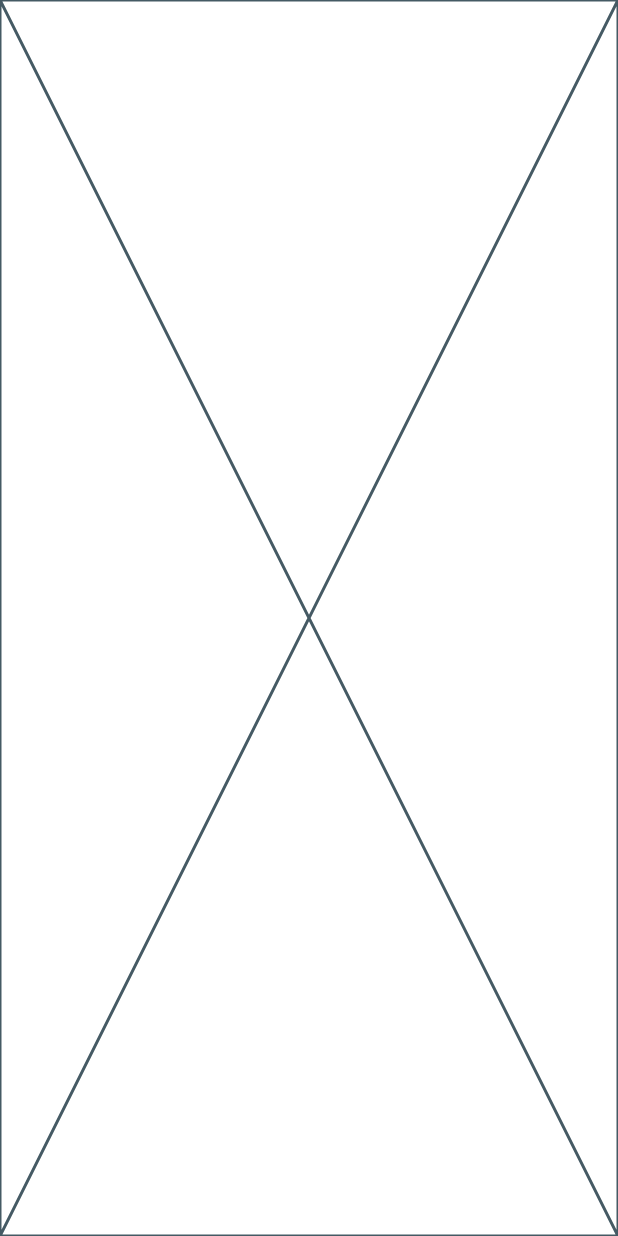
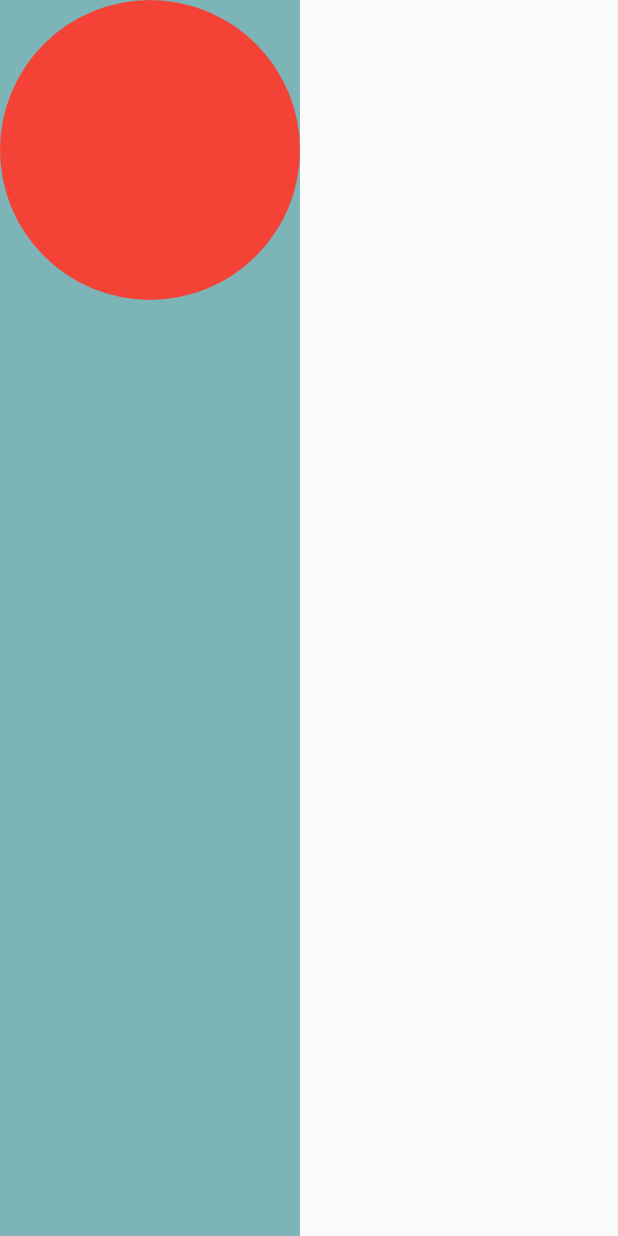
Before and after one commit to umasankar5963/Knoweldge_Hub, a Flutter app: the screen it shows after launch, on a phone screen of 412 x 824 dp. Run offline on Flutter 3.47's test engine with Material 2 defaults, Android fonts, the light colour scheme and no system bars; our stand-ins replace carousel_slider, cloud_firestore, flutter_custom_clippers; missing offline and left inert: dart:html, shrink_sidemenu; accounts and stored records are empty.

Commit message:
mobile view

```diff
--- a/lib/views/loginscreen/mobile_view_signin_ui.dart
+++ b/lib/views/loginscreen/mobile_view_signin_ui.dart
@@ -1,3 +1,4 @@
+import 'package:flutter/material.dart';
 import 'package:flutter/src/widgets/framework.dart';
 import 'package:flutter/src/widgets/placeholder.dart';
 
@@ -11,6 +12,41 @@ class MobileViewSignin extends StatefulWidget {
 class _MobileViewSigninState extends State<MobileViewSignin> {
   @override
   Widget build(BuildContext context) {
-    return const Placeholder();
+    return SigninBackgroundGlassUi();
   }
 }
+
+class SigninBackgroundGlassUi extends StatefulWidget {
+  const SigninBackgroundGlassUi({super.key});
+
+  @override
+  State<SigninBackgroundGlassUi> createState() => _SigninBackgroundGlassUiState();
+}
+
+class _SigninBackgroundGlassUiState extends State<SigninBackgroundGlassUi> {
+  @override
+  Widget build(BuildContext context) {
+    final double size=MediaQuery.of(context).size.height;
+    return Scaffold(
+      body: SingleChildScrollView(
+        physics: NeverScrollableScrollPhysics(),
+        child: Container(
+        height: size,
+        decoration: BoxDecoration(
+          color: Color(0xff7CB4B8),
+        ),
+        child:Column(
+          children: [
+            Container(
+              height: 200,
+              width: 200,
+              decoration: BoxDecoration(shape: BoxShape.circle,color:Colors.red),
+            )
+          ],
+        )
+
+        ),
+      ),
+    );
+  }
+}
```
Also changed, not shown: lib/views/screens/mocktestscreen/exam_screen.dart (+19 -25 lines), 1 other file.
